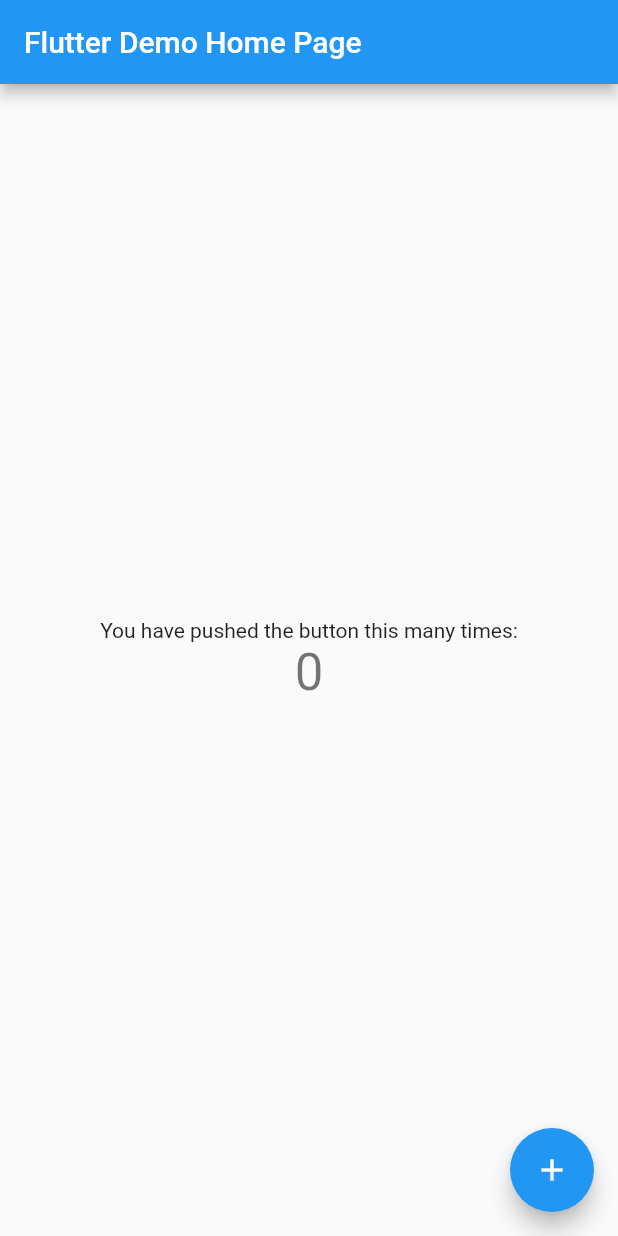
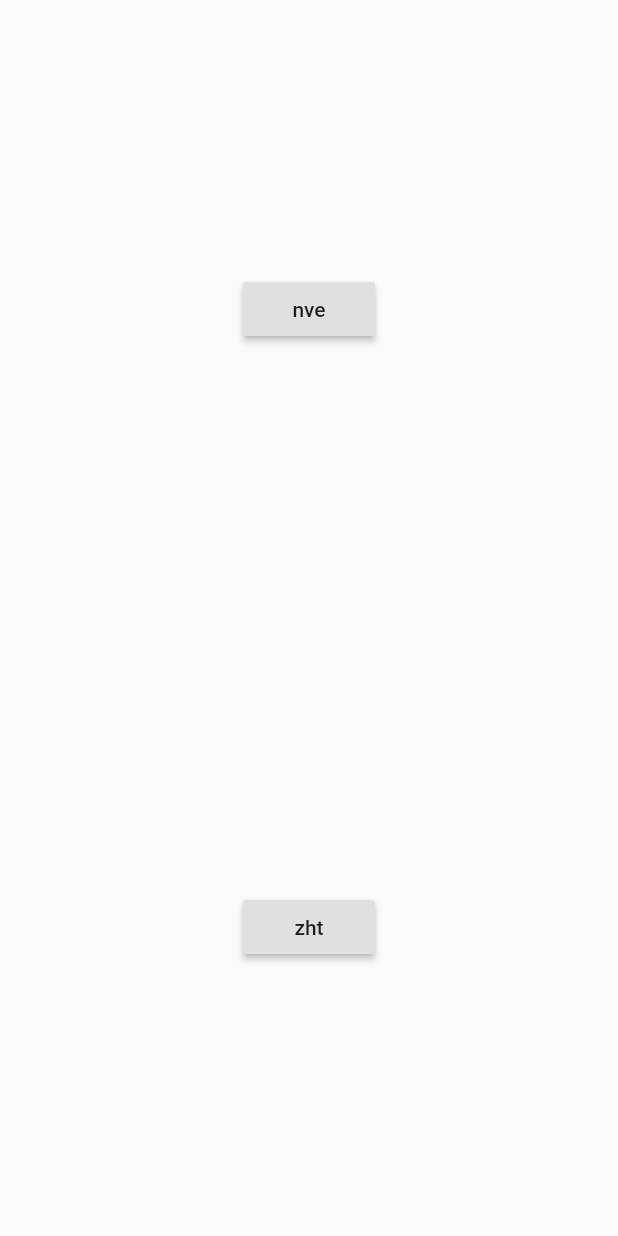
Before and after one commit to PiotrFLEURY/OutOfBound, a Flutter app: the screen it shows after launch, on a phone screen of 412 x 824 dp. Run offline on Flutter 3.47's test engine with Material 2 defaults, Android fonts, the phone set to English and light mode, and no system bars.

Commit message:
Create basic structure for exercices

```diff
--- a/lib/main.dart
+++ b/lib/main.dart
@@ -1,3 +1,5 @@
+import 'package:OutOfBounds/nve/nve-main-page.dart';
+import 'package:OutOfBounds/zht/zht-main-page.dart';
 import 'package:flutter/material.dart';
 
 void main() {
@@ -11,103 +13,36 @@ class MyApp extends StatelessWidget {
     return MaterialApp(
       title: 'Flutter Demo',
       theme: ThemeData(
-        // This is the theme of your application.
-        //
-        // Try running your application with "flutter run". You'll see the
-        // application has a blue toolbar. Then, without quitting the app, try
-        // changing the primarySwatch below to Colors.green and then invoke
-        // "hot reload" (press "r" in the console where you ran "flutter run",
-        // or simply save your changes to "hot reload" in a Flutter IDE).
-        // Notice that the counter didn't reset back to zero; the application
-        // is not restarted.
         primarySwatch: Colors.blue,
       ),
-      home: MyHomePage(title: 'Flutter Demo Home Page'),
+      initialRoute: '/',
+      routes: {
+        '/': (context) => HomePage(),
+        '/nve': (context) => NveMainPage(),
+        '/zht': (context) => ZhtMainPage(),
+      },
     );
   }
 }
 
-class MyHomePage extends StatefulWidget {
-  MyHomePage({Key key, this.title}) : super(key: key);
-
-  // This widget is the home page of your application. It is stateful, meaning
-  // that it has a State object (defined below) that contains fields that affect
-  // how it looks.
-
-  // This class is the configuration for the state. It holds the values (in this
-  // case the title) provided by the parent (in this case the App widget) and
-  // used by the build method of the State. Fields in a Widget subclass are
-  // always marked "final".
-
-  final String title;
-
-  @override
-  _MyHomePageState createState() => _MyHomePageState();
-}
-
-class _MyHomePageState extends State<MyHomePage> {
-  int _counter = 0;
-
-  void _incrementCounter() {
-    setState(() {
-      // This call to setState tells the Flutter framework that something has
-      // changed in this State, which causes it to rerun the build method below
-      // so that the display can reflect the updated values. If we changed
-      // _counter without calling setState(), then the build method would not be
-      // called again, and so nothing would appear to happen.
-      _counter++;
-    });
-  }
-
+class HomePage extends StatelessWidget {
   @override
   Widget build(BuildContext context) {
-    // This method is rerun every time setState is called, for instance as done
-    // by the _incrementCounter method above.
-    //
-    // The Flutter framework has been optimized to make rerunning build methods
-    // fast, so that you can just rebuild anything that needs updating rather
-    // than having to individually change instances of widgets.
     return Scaffold(
-      appBar: AppBar(
-        // Here we take the value from the MyHomePage object that was created by
-        // the App.build method, and use it to set our appbar title.
-        title: Text(widget.title),
-      ),
       body: Center(
-        // Center is a layout widget. It takes a single child and positions it
-        // in the middle of the parent.
         child: Column(
-          // Column is also a layout widget. It takes a list of children and
-          // arranges them vertically. By default, it sizes itself to fit its
-          // children horizontally, and tries to be as tall as its parent.
-          //
-          // Invoke "debug painting" (press "p" in the console, choose the
-          // "Toggle Debug Paint" action from the Flutter Inspector in Android
-          // Studio, or the "Toggle Debug Paint" command in Visual Studio Code)
-          // to see the wireframe for each widget.
-          //
-          // Column has various properties to control how it sizes itself and
-          // how it positions its children. Here we use mainAxisAlignment to
-          // center the children vertically; the main axis here is the vertical
-          // axis because Columns are vertical (the cross axis would be
-          // horizontal).
-          mainAxisAlignment: MainAxisAlignment.center,
+          crossAxisAlignment: CrossAxisAlignment.center,
+          mainAxisAlignment: MainAxisAlignment.spaceAround,
           children: <Widget>[
-            Text(
-              'You have pushed the button this many times:',
-            ),
-            Text(
-              '$_counter',
-              style: Theme.of(context).textTheme.headline4,
-            ),
+            RaisedButton(
+                onPressed: () => Navigator.of(context).pushNamed("/nve"),
+                child: Text("nve")),
+            RaisedButton(
+                onPressed: () => Navigator.of(context).pushNamed("/zht"),
+                child: Text("zht")),
           ],
         ),
       ),
-      floatingActionButton: FloatingActionButton(
-        onPressed: _incrementCounter,
-        tooltip: 'Increment',
-        child: Icon(Icons.add),
-      ), // This trailing comma makes auto-formatting nicer for build methods.
     );
   }
 }
--- /dev/null
+++ b/lib/nve/nve-main-page.dart
@@ -0,0 +1,9 @@
+import 'package:flutter/material.dart';
+
+class NveMainPage extends StatelessWidget {
+  @override
+  Widget build(BuildContext context) {
+    // TODO: implement build
+    throw UnimplementedError();
+  }
+}
--- /dev/null
+++ b/lib/zht/zht-main-page.dart
@@ -0,0 +1,9 @@
+import 'package:flutter/material.dart';
+
+class ZhtMainPage extends StatelessWidget {
+  @override
+  Widget build(BuildContext context) {
+    // TODO: implement build
+    throw UnimplementedError();
+  }
+}
```
Also changed, not shown: 1 other file.
